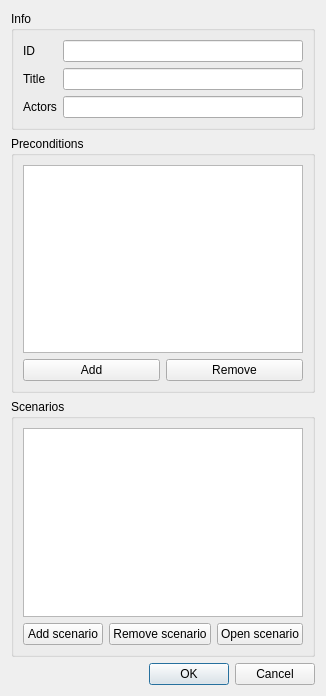
This is usecaseeditor.ui in My-programming-projects/TTE-software as Qt 5 draws it before an edit. The edited form follows.
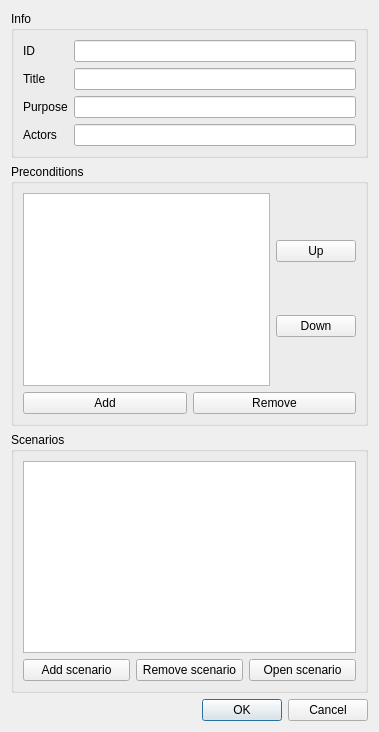
This is the edited form.

Commit message: Added buttons to the "Preconditions" group box

The edit to the form file:
```diff
--- a/usecaseeditor.ui
+++ b/usecaseeditor.ui
@@ -6,14 +6,14 @@
    <rect>
     <x>0</x>
     <y>0</y>
-    <width>311</width>
-    <height>696</height>
+    <width>379</width>
+    <height>732</height>
    </rect>
   </property>
   <property name="windowTitle">
    <string>Use case</string>
   </property>
-  <layout class="QVBoxLayout" name="verticalLayout_3">
+  <layout class="QVBoxLayout" name="verticalLayout_5">
    <item>
     <widget class="QGroupBox" name="groupBox">
      <property name="title">
@@ -42,14 +42,24 @@
         <item row="1" column="1">
          <widget class="QLineEdit" name="titleLineEdit"/>
         </item>
+        <item row="2" column="1">
+         <widget class="QLineEdit" name="purposeLineEdit"/>
+        </item>
         <item row="2" column="0">
+         <widget class="QLabel" name="label_4">
+          <property name="text">
+           <string>Purpose</string>
+          </property>
+         </widget>
+        </item>
+        <item row="3" column="0">
          <widget class="QLabel" name="label_3">
           <property name="text">
            <string>Actors</string>
           </property>
          </widget>
         </item>
-        <item row="2" column="1">
+        <item row="3" column="1">
          <widget class="QLineEdit" name="actorsLineEdit"/>
         </item>
        </layout>
@@ -62,9 +72,31 @@
      <property name="title">
       <string>Preconditions</string>
      </property>
-     <layout class="QVBoxLayout" name="verticalLayout_6">
+     <layout class="QVBoxLayout" name="verticalLayout_3">
       <item>
-       <widget class="QListWidget" name="precListWidget"/>
+       <layout class="QHBoxLayout" name="horizontalLayout_3">
+        <item>
+         <widget class="QListWidget" name="precListWidget"/>
+        </item>
+        <item>
+         <layout class="QVBoxLayout" name="verticalLayout_4">
+          <item>
+           <widget class="QPushButton" name="precUpButton">
+            <property name="text">
+             <string>Up</string>
+            </property>
+           </widget>
+          </item>
+          <item>
+           <widget class="QPushButton" name="precDownButton">
+            <property name="text">
+             <string>Down</string>
+            </property>
+           </widget>
+          </item>
+         </layout>
+        </item>
+       </layout>
       </item>
       <item>
        <layout class="QHBoxLayout" name="horizontalLayout">
```
